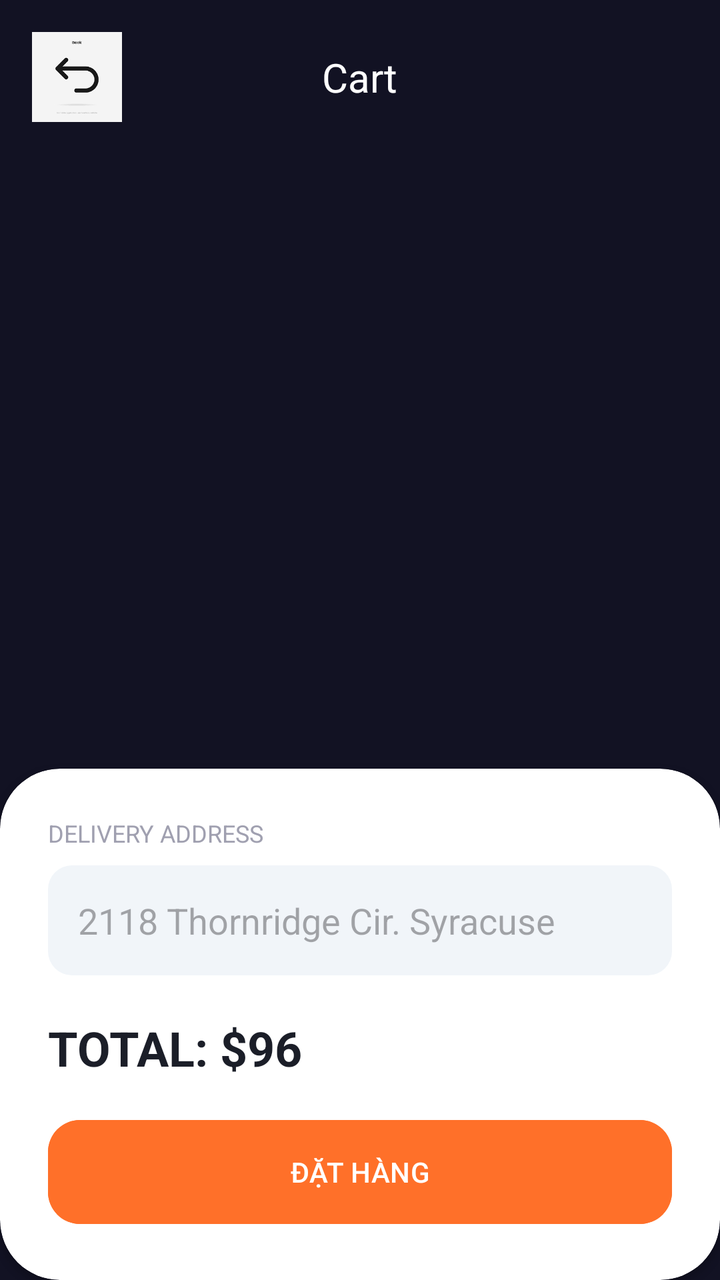
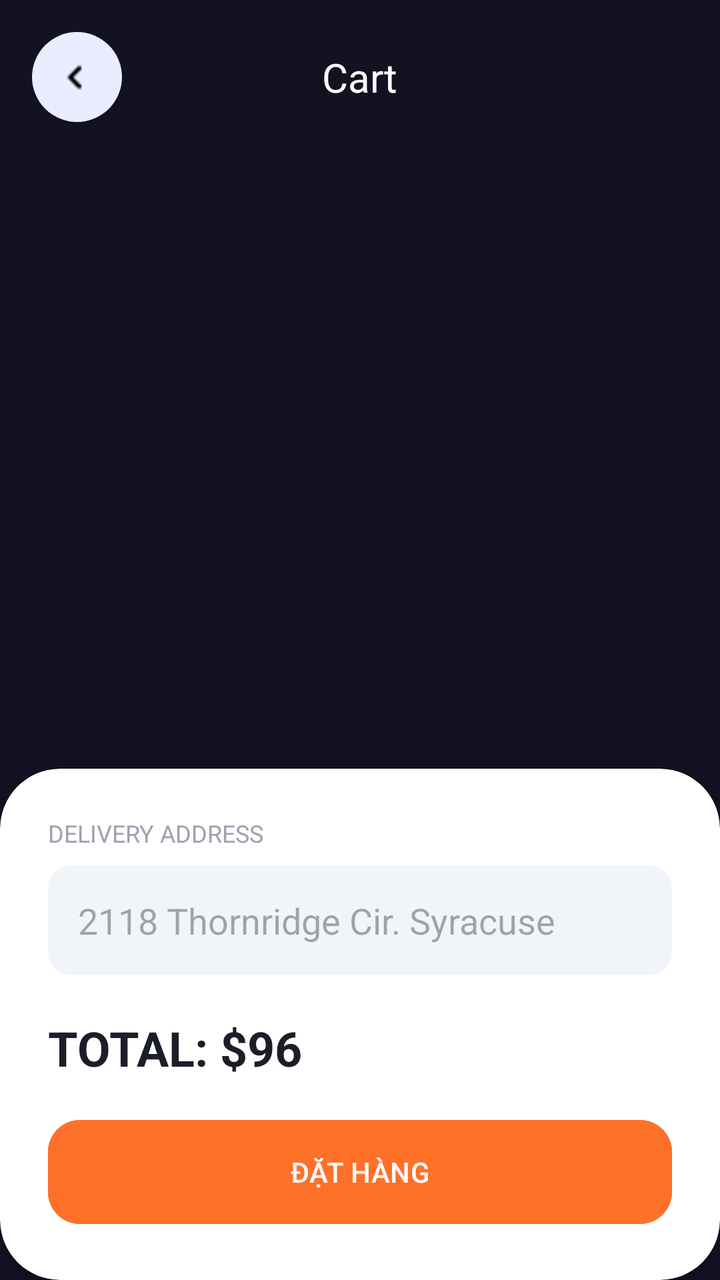

An Android layout rendered at two revisions. The XML below is the earlier revision; the diff shows what the commit changed to produce the second picture.
<!-- AndroidManifest.xml: application theme Theme.NHOM33 -->
<!-- res/layout/activity_cart.xml -->
<?xml version="1.0" encoding="utf-8"?>
<androidx.constraintlayout.widget.ConstraintLayout
    xmlns:android="http://schemas.android.com/apk/res/android"
    xmlns:app="http://schemas.android.com/apk/res-auto"
    android:layout_width="match_parent"
    android:layout_height="match_parent"
    android:background="#121223"> <ImageButton
    android:id="@+id/btnBack"
    android:layout_width="45dp"
    android:layout_height="45dp"
    android:layout_margin="16dp"
    android:background="@drawable/back"
    app:layout_constraintStart_toStartOf="parent"
    app:layout_constraintTop_toTopOf="parent" />

    <TextView
        android:layout_width="wrap_content"
        android:layout_height="wrap_content"
        android:text="Cart"
        android:textColor="#FFFFFF"
        android:textSize="20sp"
        app:layout_constraintBottom_toBottomOf="@id/btnBack"
        app:layout_constraintEnd_toEndOf="parent"
        app:layout_constraintStart_toStartOf="parent"
        app:layout_constraintTop_toTopOf="@id/btnBack" />

    <androidx.recyclerview.widget.RecyclerView
        android:id="@+id/recyclerView"
        android:layout_width="match_parent"
        android:layout_height="0dp"
        android:layout_marginTop="16dp"
        app:layout_constraintBottom_toTopOf="@+id/cardBottom"
        app:layout_constraintTop_toBottomOf="@id/btnBack" />

    <androidx.cardview.widget.CardView
        android:id="@+id/cardBottom"
        android:layout_width="match_parent"
        android:layout_height="wrap_content"
        app:cardCornerRadius="30dp"
        app:layout_constraintBottom_toBottomOf="parent">

        <LinearLayout
            android:layout_width="match_parent"
            android:layout_height="wrap_content"
            android:orientation="vertical"
            android:padding="24dp">

            <TextView
                android:layout_width="wrap_content"
                android:layout_height="wrap_content"
                android:text="DELIVERY ADDRESS"
                android:textColor="#A0A0B0"
                android:textSize="12sp" />

            <EditText
                android:layout_width="match_parent"
                android:layout_height="55dp"
                android:layout_marginTop="8dp"
                android:background="@drawable/bg_input_field"
                android:hint="2118 Thornridge Cir. Syracuse"
                android:padding="15dp" />

            <RelativeLayout
                android:layout_width="match_parent"
                android:layout_height="wrap_content"
                android:layout_marginTop="20dp">
                <TextView
                    android:layout_width="wrap_content"
                    android:layout_height="wrap_content"
                    android:text="TOTAL: $96"
                    android:textSize="24sp"
                    android:textStyle="bold"
                    android:textColor="#1B1E28"/>
            </RelativeLayout>

            <Button
                android:id="@+id/btnPlaceOrder"
                android:layout_width="match_parent"
                android:layout_height="60dp"
                android:layout_marginTop="16dp"
                android:backgroundTint="#FF7029"
                android:text="ĐẶT HÀNG"
                app:cornerRadius="16dp" />
        </LinearLayout>
    </androidx.cardview.widget.CardView>

</androidx.constraintlayout.widget.ConstraintLayout>
<!-- resources referenced by this layout -->
<resources>
  <!-- drawable back: png bitmap (drawable, 2349 bytes) -->
  <!-- drawable bg_input_field (drawable) -->
  <?xml version="1.0" encoding="utf-8"?>
  <shape xmlns:android="http://schemas.android.com/apk/res/android">
      <solid android:color="#F1F5F9" /> <corners android:radius="12dp" /> </shape>
  <style name="Theme.NHOM33" parent="Base.Theme.NHOM33" />
  <style name="Base.Theme.NHOM33" parent="Theme.Material3.DayNight.NoActionBar">
          
          
      </style>
</resources>

<!-- the commit's change to res/layout/activity_cart.xml (unified diff, before → after) -->
@@ -4,12 +4,14 @@
     xmlns:app="http://schemas.android.com/apk/res-auto"
     android:layout_width="match_parent"
     android:layout_height="match_parent"
-    android:background="#121223"> <ImageButton
+    android:background="#121223">
+    <ImageButton
     android:id="@+id/btnBack"
     android:layout_width="45dp"
     android:layout_height="45dp"
     android:layout_margin="16dp"
-    android:background="@drawable/back"
+    android:src="@drawable/icons8_back_24"
+    android:background="@drawable/bg_button_back"
     app:layout_constraintStart_toStartOf="parent"
     app:layout_constraintTop_toTopOf="parent" />
 
<!-- resource entries referenced after the edit -->
@@ -1,10 +1,18 @@
 <!-- resources referenced by this layout -->
 <resources>
-  <!-- drawable back: png bitmap (drawable, 2349 bytes) -->
+  <!-- drawable bg_button_back (drawable) -->
+  <?xml version="1.0" encoding="utf-8"?>
+  <shape xmlns:android="http://schemas.android.com/apk/res/android">
+      <solid android:color="#ebecff" />
+  
+      <corners android:radius="30dp" />
+  
+  </shape>
   <!-- drawable bg_input_field (drawable) -->
   <?xml version="1.0" encoding="utf-8"?>
   <shape xmlns:android="http://schemas.android.com/apk/res/android">
       <solid android:color="#F1F5F9" /> <corners android:radius="12dp" /> </shape>
+  <!-- drawable icons8_back_24: png bitmap (drawable, 164 bytes) -->
   <style name="Theme.NHOM33" parent="Base.Theme.NHOM33" />
   <style name="Base.Theme.NHOM33" parent="Theme.Material3.DayNight.NoActionBar">
           
